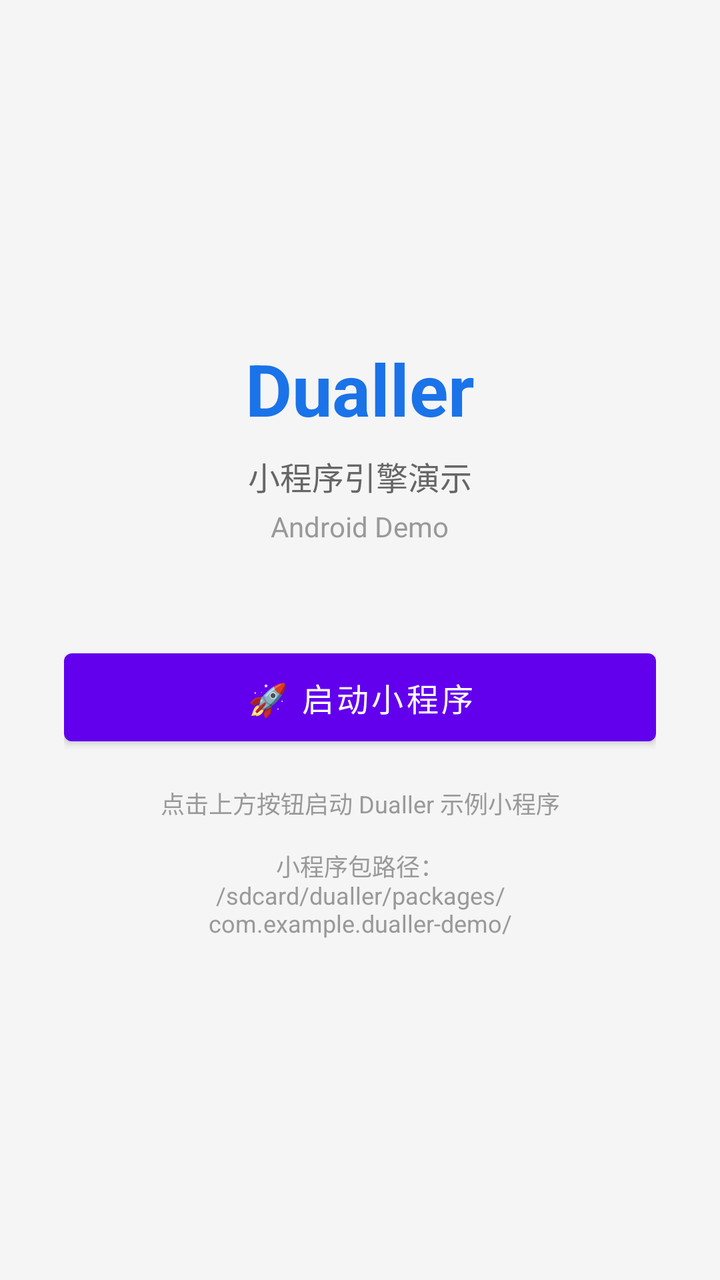
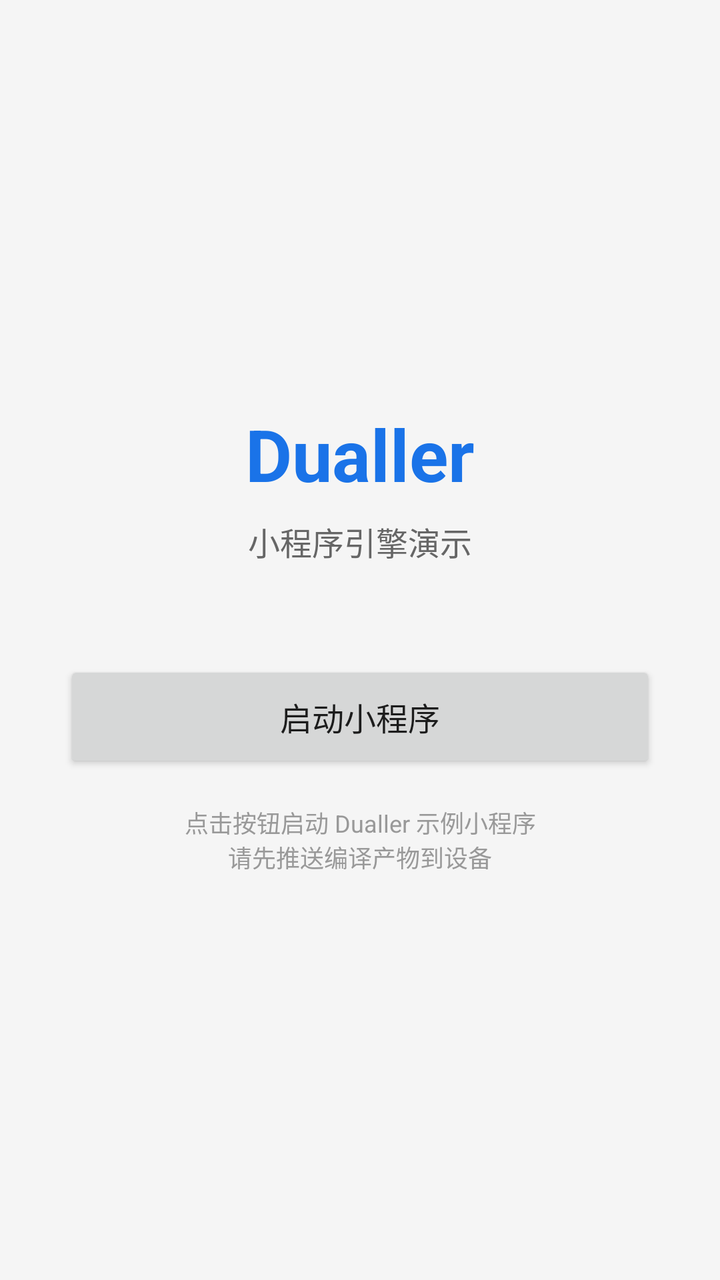

Screens rendered from an Android XML layout before and after an edit, with the pre-edit source and the edit as a unified diff.
<!-- AndroidManifest.xml: application theme Theme.MaterialComponents.Light.NoActionBar -->
<!-- res/layout/activity_main.xml -->
<?xml version="1.0" encoding="utf-8"?>
<LinearLayout xmlns:android="http://schemas.android.com/apk/res/android"
    android:layout_width="match_parent"
    android:layout_height="match_parent"
    android:gravity="center"
    android:orientation="vertical"
    android:padding="32dp"
    android:background="#f5f5f5">

    
    <TextView
        android:layout_width="wrap_content"
        android:layout_height="wrap_content"
        android:text="Dualler"
        android:textSize="36sp"
        android:textStyle="bold"
        android:textColor="#1a73e8" />

    <TextView
        android:layout_width="wrap_content"
        android:layout_height="wrap_content"
        android:text="小程序引擎演示"
        android:textSize="16sp"
        android:textColor="#666666"
        android:layout_marginTop="8dp" />

    <TextView
        android:layout_width="wrap_content"
        android:layout_height="wrap_content"
        android:text="Android Demo"
        android:textSize="14sp"
        android:textColor="#999999"
        android:layout_marginTop="4dp" />

    
    <LinearLayout
        android:layout_width="match_parent"
        android:layout_height="wrap_content"
        android:orientation="vertical"
        android:layout_marginTop="48dp">

        
        <com.google.android.material.button.MaterialButton
            android:id="@+id/btn_launch"
            android:layout_width="match_parent"
            android:layout_height="56dp"
            android:text="🚀 启动小程序"
            android:textSize="16sp" />

        
        <TextView
            android:layout_width="match_parent"
            android:layout_height="wrap_content"
            android:text="点击上方按钮启动 Dualler 示例小程序\n\n小程序包路径：\n/sdcard/dualler/packages/com.example.dualler-demo/"
            android:textSize="12sp"
            android:textColor="#999999"
            android:gravity="center"
            android:layout_marginTop="16dp" />

    </LinearLayout>

</LinearLayout>
<!-- resources referenced by this layout -->
<resources>

</resources>

<!-- the commit's change to res/layout/activity_main.xml (unified diff, before → after) -->
@@ -7,7 +7,6 @@
     android:padding="32dp"
     android:background="#f5f5f5">
 
-    
     <TextView
         android:layout_width="wrap_content"
         android:layout_height="wrap_content"
@@ -24,39 +23,21 @@
         android:textColor="#666666"
         android:layout_marginTop="8dp" />
 
+    <Button
+        android:id="@+id/btn_launch"
+        android:layout_width="match_parent"
+        android:layout_height="56dp"
+        android:text="启动小程序"
+        android:textSize="16sp"
+        android:layout_marginTop="48dp" />
+
     <TextView
-        android:layout_width="wrap_content"
-        android:layout_height="wrap_content"
-        android:text="Android Demo"
-        android:textSize="14sp"
-        android:textColor="#999999"
-        android:layout_marginTop="4dp" />
-
-    
-    <LinearLayout
         android:layout_width="match_parent"
         android:layout_height="wrap_content"
-        android:orientation="vertical"
-        android:layout_marginTop="48dp">
-
-        
-        <com.google.android.material.button.MaterialButton
-            android:id="@+id/btn_launch"
-            android:layout_width="match_parent"
-            android:layout_height="56dp"
-            android:text="🚀 启动小程序"
-            android:textSize="16sp" />
-
-        
-        <TextView
-            android:layout_width="match_parent"
-            android:layout_height="wrap_content"
-            android:text="点击上方按钮启动 Dualler 示例小程序\n\n小程序包路径：\n/sdcard/dualler/packages/com.example.dualler-demo/"
-            android:textSize="12sp"
-            android:textColor="#999999"
-            android:gravity="center"
-            android:layout_marginTop="16dp" />
-
-    </LinearLayout>
+        android:text="点击按钮启动 Dualler 示例小程序\n请先推送编译产物到设备"
+        android:textSize="12sp"
+        android:textColor="#999999"
+        android:gravity="center"
+        android:layout_marginTop="16dp" />
 
 </LinearLayout>
